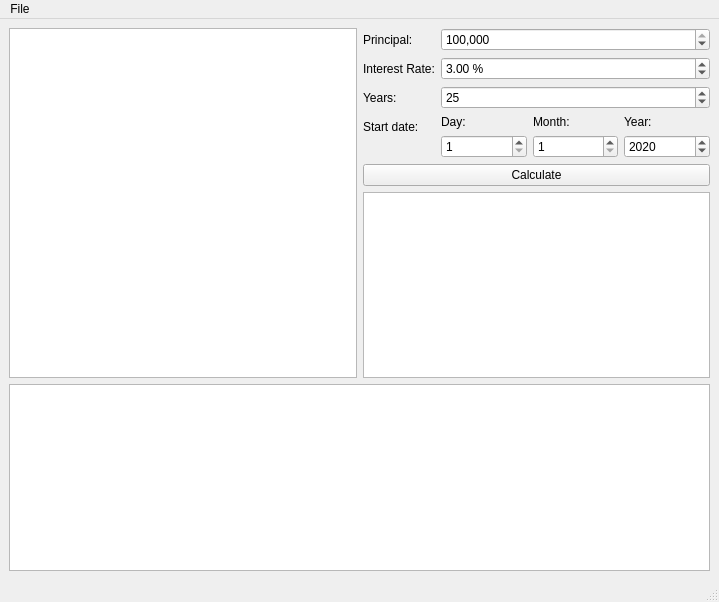
Old version of the form mort.ui in the repository it18aaa/mortcalc.
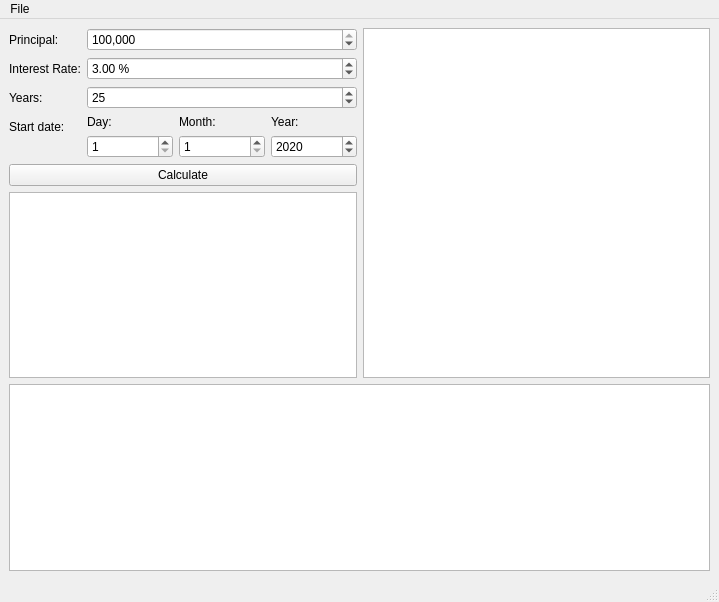
New version of the form.

Commit message: added model for table

The edit to the form file:
```diff
--- a/mort.ui
+++ b/mort.ui
@@ -17,9 +17,6 @@
    <layout class="QVBoxLayout" name="verticalLayout">
     <item>
      <layout class="QHBoxLayout" name="horizontalLayout">
-      <item>
-       <widget class="QTableView" name="tableView"/>
-      </item>
       <item>
        <layout class="QVBoxLayout" name="verticalLayout_6">
         <item>
@@ -185,13 +182,16 @@
            <string>&lt;!DOCTYPE HTML PUBLIC &quot;-//W3C//DTD HTML 4.0//EN&quot; &quot;http://www.w3.org/TR/REC-html40/strict.dtd&quot;&gt;
 &lt;html&gt;&lt;head&gt;&lt;meta name=&quot;qrichtext&quot; content=&quot;1&quot; /&gt;&lt;style type=&quot;text/css&quot;&gt;
 p, li { white-space: pre-wrap; }
-&lt;/style&gt;&lt;/head&gt;&lt;body style=&quot; font-family:'MS Shell Dlg 2'; font-size:8.25pt; font-weight:400; font-style:normal;&quot;&gt;
-&lt;p style=&quot;-qt-paragraph-type:empty; margin-top:0px; margin-bottom:0px; margin-left:0px; margin-right:0px; -qt-block-indent:0; text-indent:0px;&quot;&gt;&lt;br /&gt;&lt;/p&gt;&lt;/body&gt;&lt;/html&gt;</string>
+&lt;/style&gt;&lt;/head&gt;&lt;body style=&quot; font-family:'MS Shell Dlg 2'; font-size:9.75pt; font-weight:400; font-style:normal;&quot;&gt;
+&lt;p style=&quot;-qt-paragraph-type:empty; margin-top:0px; margin-bottom:0px; margin-left:0px; margin-right:0px; -qt-block-indent:0; text-indent:0px; font-size:8.25pt;&quot;&gt;&lt;br /&gt;&lt;/p&gt;&lt;/body&gt;&lt;/html&gt;</string>
           </property>
          </widget>
         </item>
        </layout>
       </item>
+      <item>
+       <widget class="QTableView" name="tableView"/>
+      </item>
      </layout>
     </item>
     <item>
```
The commit also changes 3 other files.
